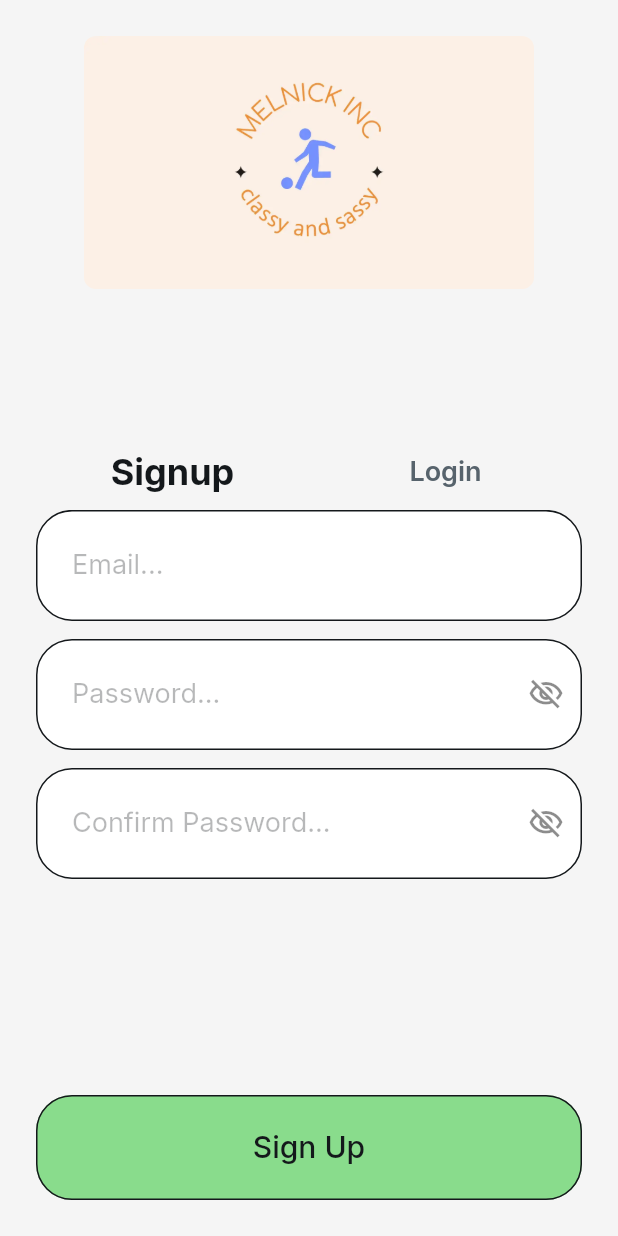
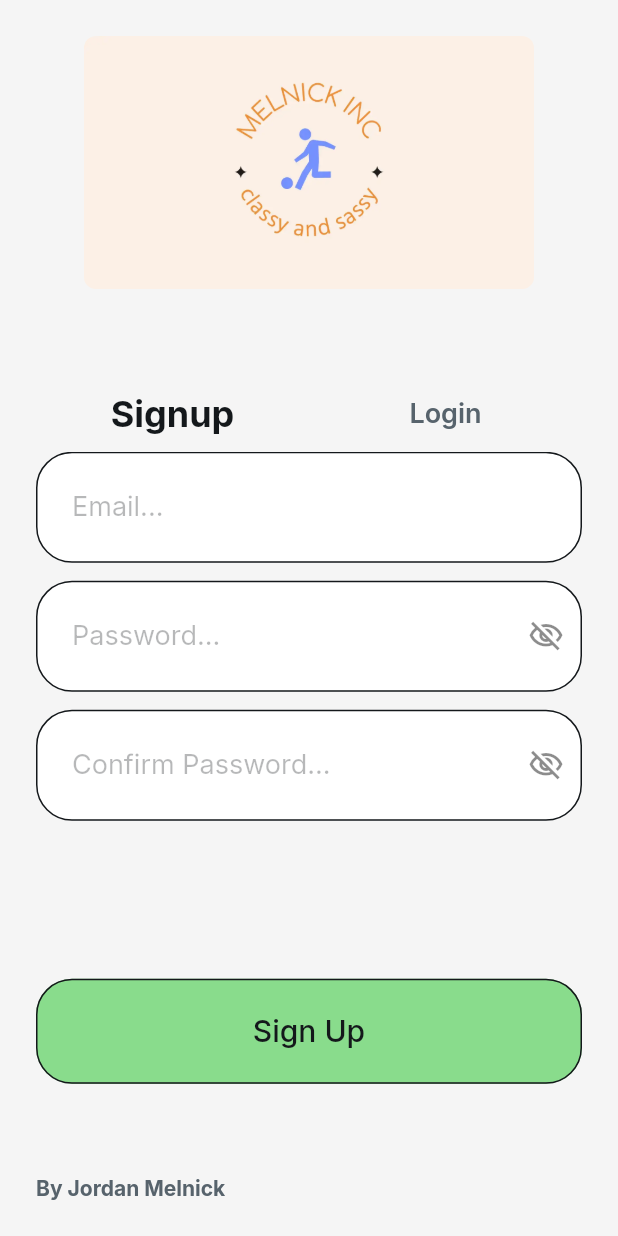
Before and after one commit to MelnickJ24/TodoApp-FlutterFlow, a Flutter app: the screen it shows after launch, on a phone screen of 412 x 824 dp. Run offline on Flutter 3.47's test engine with Material 3 defaults, Android fonts, the phone set to English and light mode, and no system bars; drawn by our look-alikes of auto_size_text; our stand-ins replace cloud_firestore, easy_debounce, file_picker, firebase_auth, firebase_core, firebase_storage and 12 more; missing offline and left inert: json_path, mime_type; accounts and stored records are empty.

Commit message:
Add name

```diff
--- a/lib/login/login_widget.dart
+++ b/lib/login/login_widget.dart
@@ -1082,6 +1082,23 @@ class _LoginWidgetState extends State<LoginWidget>
                       ),
                   ],
                 ),
+                Text(
+                  'By Jordan Melnick',
+                  style: FlutterFlowTheme.of(context).labelSmall.override(
+                        font: GoogleFonts.inter(
+                          fontWeight: FlutterFlowTheme.of(context)
+                              .labelSmall
+                              .fontWeight,
+                          fontStyle:
+                              FlutterFlowTheme.of(context).labelSmall.fontStyle,
+                        ),
+                        letterSpacing: 0.0,
+                        fontWeight:
+                            FlutterFlowTheme.of(context).labelSmall.fontWeight,
+                        fontStyle:
+                            FlutterFlowTheme.of(context).labelSmall.fontStyle,
+                      ),
+                ),
               ],
             ),
           ),
```
